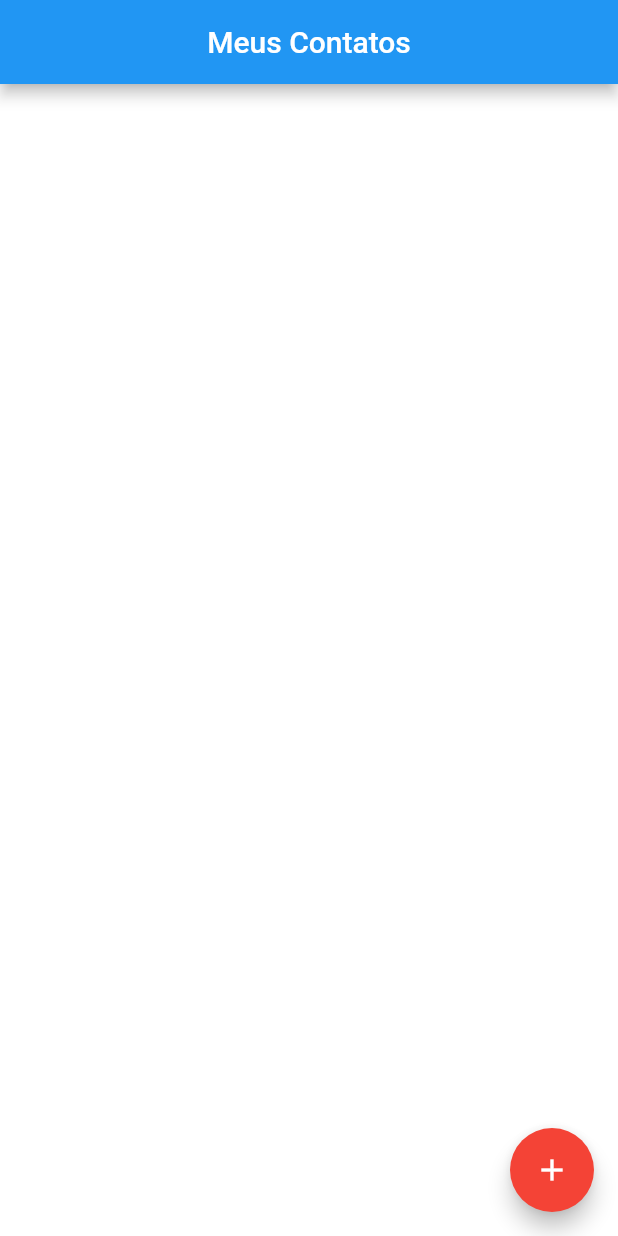
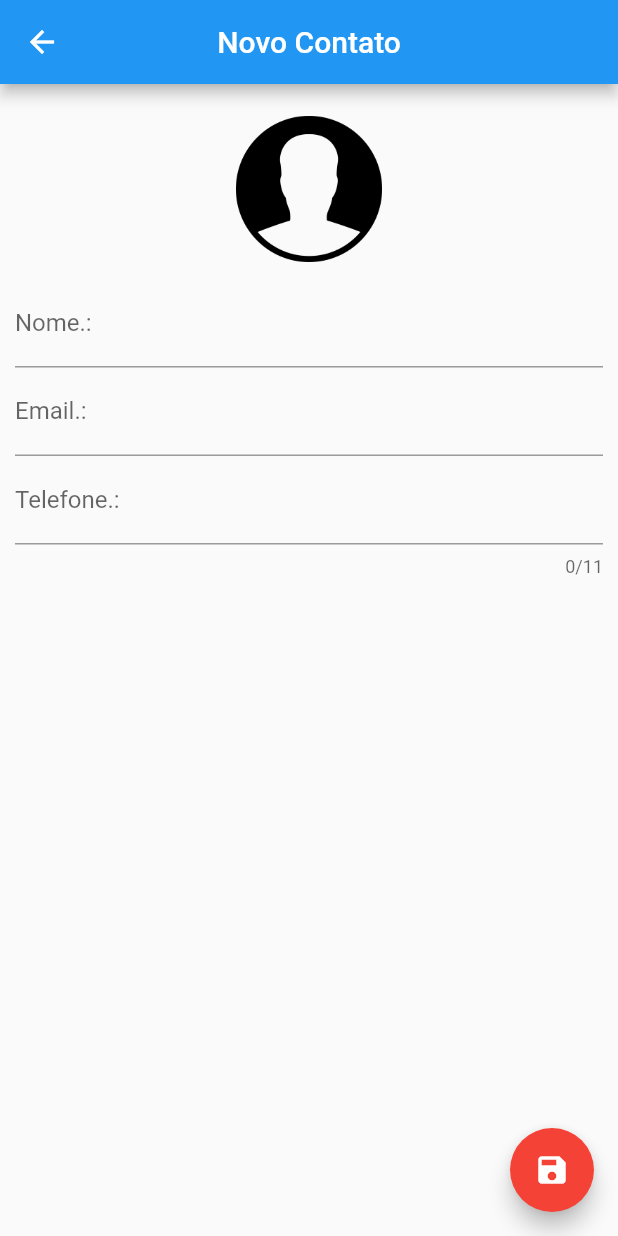
Before and after one commit to PauloCeami/FlutterDartInicial, a Flutter app: the screen it shows after launch, after a tap on the "add" icon, on a phone screen of 412 x 824 dp. Run offline on Flutter 3.47's test engine with Material 2 defaults, Android fonts, the phone set to English and light mode, and no system bars; our stand-ins replace share, sqflite, transparent_image; accounts and stored records are empty.

```diff
--- /dev/null
+++ b/agenda_contatos_sqflite/lib/ui/contato_page.dart
@@ -0,0 +1,103 @@
+import 'package:agenda_contatos_sqflite/model/contato.dart';
+import 'package:flutter/material.dart';
+
+class ContatoPage extends StatefulWidget {
+  Contato? mContato;
+
+  ContatoPage({this.mContato});
+
+  @override
+  _ContatoPageState createState() => _ContatoPageState();
+}
+
+class _ContatoPageState extends State<ContatoPage> {
+  TextEditingController _mNomeController = TextEditingController();
+  TextEditingController _mEmailController = TextEditingController();
+  TextEditingController _mTelefoneControler = TextEditingController();
+
+  Contato? _edit;
+
+  @override
+  void initState() {
+    //
+    // acessando o parametro do construtor em ContatoPage({this.mContato})
+    if (widget.mContato == null) {
+      _edit = Contato();
+    } else {
+      _edit = Contato.fromMap(widget.mContato!.toMap());
+
+      _mNomeController.text = _edit!.nome!;
+      _mTelefoneControler.text = _edit!.telefone!;
+      _mEmailController.text = _edit!.email!;
+    }
+  }
+
+  @override
+  Widget build(BuildContext context) {
+    return Scaffold(
+      appBar: AppBar(
+        title: Text(_edit!.nome ?? "Novo Contato"),
+        centerTitle: true,
+      ),
+      floatingActionButton: FloatingActionButton(
+        onPressed: () {},
+        child: Icon(Icons.save),
+        backgroundColor: Colors.red,
+      ),
+      body: SingleChildScrollView(
+        padding: EdgeInsets.all(10.0),
+        child: Column(
+          children: [
+            GestureDetector(
+              child: Container(
+                width: 120.0,
+                height: 120.0,
+                decoration: BoxDecoration(
+                  shape: BoxShape.circle,
+                  image: DecorationImage(
+                      image: AssetImage("images/person.png"),
+                      fit: BoxFit.cover),
+                ),
+              ),
+            ),
+            inputs()
+          ],
+        ),
+      ),
+    );
+  }
+
+  Column inputs() {
+    return Column(
+      children: [
+        TextField(
+          controller: _mNomeController,
+          keyboardType: TextInputType.text,
+          decoration: InputDecoration(labelText: "Nome.:"),
+          onChanged: (mText) {
+            setState(() {
+              if (mText.length > 0) {
+                _edit!.nome = mText;
+              } else {
+                _edit!.nome = "Novo Contato";
+              }
+            });
+          },
+        ),
+        TextField(
+          controller: _mEmailController,
+          keyboardType: TextInputType.emailAddress,
+          decoration: InputDecoration(labelText: "Email.:"),
+          onChanged: (test) {},
+        ),
+        TextField(
+          maxLength: 11,
+          controller: _mTelefoneControler,
+          keyboardType: TextInputType.phone,
+          decoration: InputDecoration(labelText: "Telefone.:"),
+          onChanged: (test) {},
+        ),
+      ],
+    );
+  }
+}
--- a/agenda_contatos_sqflite/pubspec.yaml
+++ b/agenda_contatos_sqflite/pubspec.yaml
@@ -36,7 +36,9 @@ dependencies:
   cupertino_icons: ^1.0.2
   sqflite: ^2.0.0+4
   url_launcher: ^6.0.12
-  image_picker: ^0.8.4+4
+  path_provider: ^2.0.6
+
+
 
 dev_dependencies:
   flutter_test:
@@ -65,7 +67,7 @@ flutter:
   #   - images/a_dot_burr.jpeg
   #   - images/a_dot_ham.jpeg
   assets:
-   - images/person.png
+    - images/person.png
 
   # An image asset can refer to one or more resolution-specific "variants", see
   # https://flutter.dev/assets-and-images/#resolution-aware.
```
Also changed, not shown: agenda_contatos_sqflite/lib/ui/home_page.dart (+67 -38 lines), agenda_contatos_sqflite/pubspec.lock.
